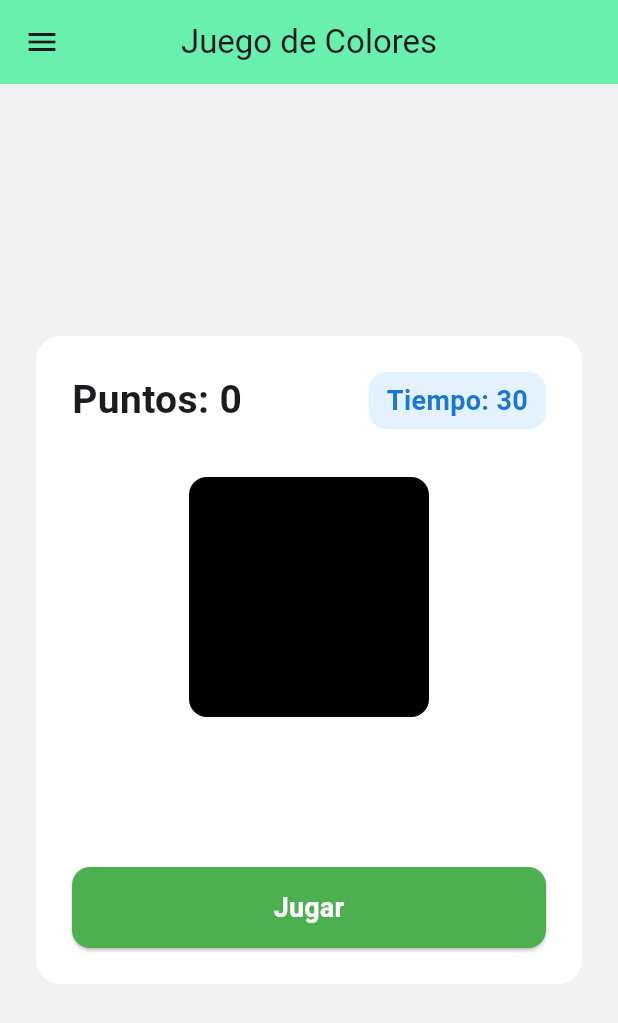
After one commit to Tr1stan21/FlutterProjects_JavierTristanChaconDominguez, a Flutter app: the RandomColors screen opened directly, on a phone screen of 412 x 824 dp. The commit adds this screen. Shown: the top 1023 px of the screen. Run offline on Flutter 3.47's test engine with Material 3 defaults, Android fonts, the light colour scheme and no system bars; our stand-ins replace google_fonts, readmore.

Commit message:
entrada 12

```diff
--- /dev/null
+++ b/lib/screens/ejercicios/ejercicio12.dart
@@ -0,0 +1,258 @@
+import 'package:flutter/material.dart';
+import 'package:ejercicios_flutter/utils/side_menu.dart';
+import 'package:ejercicios_flutter/utils/custom_app_bar.dart';
+import 'dart:math';
+import 'dart:async';
+
+class RandomColors extends StatefulWidget {
+  const RandomColors({super.key});
+
+  @override
+  State<RandomColors> createState() => _RandomColors();
+}
+
+class _RandomColors extends State<RandomColors> {
+  int points = 0;
+  int timeLeft = 30;
+  Timer? gameTimer;
+  late String randomName;
+  late Color randomColor;
+  bool isPlaying = false;
+
+  var colorNames = ['azul', 'verde', 'naranja'];
+  var colorHex = [
+    const Color(0xFF0000FF),
+    const Color(0xFF00FF00),
+    const Color(0xFFFF914D),
+  ];
+
+  @override
+  void initState() {
+    super.initState();
+    randomColor = Colors.black;
+    randomName = '';
+    points = 0;
+    timeLeft = 30;
+    isPlaying = false;
+  }
+
+  @override
+  void dispose() {
+    gameTimer?.cancel();
+    super.dispose();
+  }
+
+  void startGame() {
+    points = 0;
+    timeLeft = 30;
+    isPlaying = true;
+
+    getRandomColor();
+    getRandomName();
+
+    gameTimer?.cancel();
+    timer();
+
+    setState(() {});
+  }
+
+  void showGameOverDialog() {
+    showDialog(
+      context: context,
+      barrierDismissible: false,
+      builder: (context) {
+        return AlertDialog(
+          title: const Text('Fin de la partida'),
+          content: Text('Puntuación: $points'),
+          actions: [
+            TextButton(
+              onPressed: () {
+                Navigator.of(context).pop();
+                gameTimer?.cancel();
+                setState(() {
+                  isPlaying = false;
+                  points = 0;
+                  timeLeft = 30;
+                  randomColor = Colors.black;
+                  randomName = '';
+                });
+              },
+              child: const Text('Volver al inicio'),
+            ),
+          ],
+        );
+      },
+    );
+  }
+
+  void timer() {
+    gameTimer?.cancel();
+
+    gameTimer = Timer.periodic(const Duration(seconds: 1), (timer) {
+      timeLeft--;
+
+      if (timeLeft > 0) {
+        getRandomColor();
+        getRandomName();
+        setState(() {});
+      } else {
+        timer.cancel();
+        gameTimer = null;
+        isPlaying = false;
+        setState(() {});
+        showGameOverDialog();
+      }
+    });
+  }
+
+  @override
+  Widget build(BuildContext context) {
+    return Scaffold(
+      appBar: CustomAppBar.build('Juego de Colores'),
+      drawer: const SideMenu(),
+      backgroundColor: const Color(0xFFF2F2F2),
+      body: Center(
+        child: Padding(
+          padding: const EdgeInsets.symmetric(horizontal: 24.0),
+          child: Container(
+            padding: const EdgeInsets.all(24.0),
+            decoration: BoxDecoration(
+              color: Colors.white,
+              borderRadius: BorderRadius.circular(16),
+            ),
+            child: Column(
+              mainAxisSize: MainAxisSize.min,
+              children: [
+                // Puntos y tiempo
+                Row(
+                  mainAxisAlignment: MainAxisAlignment.spaceBetween,
+                  children: [
+                    Text(
+                      'Puntos: $points',
+                      style: const TextStyle(
+                        fontWeight: FontWeight.bold,
+                        fontSize: 26,
+                      ),
+                    ),
+                    Container(
+                      padding: const EdgeInsets.symmetric(
+                        horizontal: 12,
+                        vertical: 6,
+                      ),
+                      decoration: BoxDecoration(
+                        color: timeLeft > 5
+                            ? const Color.fromRGBO(227, 242, 253, 1)
+                            : const Color.fromRGBO(255, 235, 238, 1),
+                        borderRadius: BorderRadius.circular(12),
+                      ),
+                      child: Text(
+                        'Tiempo: $timeLeft',
+                        style: TextStyle(
+                          fontSize: 18,
+                          fontWeight: FontWeight.w600,
+                          color: timeLeft > 5
+                              ? const Color.fromRGBO(25, 118, 210, 1)
+                              : const Color.fromRGBO(211, 47, 47, 1),
+                        ),
+                      ),
+                    ),
+                  ],
+                ),
+                const SizedBox(height: 32),
+                // Zona de juego
+                GestureDetector(
+                  onTap: () {
+                    onGiftTap(randomName, randomColor);
+                  },
+                  child: Column(
+                    children: [
+                      Container(
+                        width: 160,
+                        height: 160,
+                        decoration: BoxDecoration(
+                          color: randomColor,
+                          borderRadius: BorderRadius.circular(12),
+                          border: Border.all(color: Colors.black, width: 1),
+                        ),
+                      ),
+                      const SizedBox(height: 16),
+                      Text(
+                        randomName,
+                        style: TextStyle(
+                          color: isPlaying ? Colors.black87 : randomColor,
+                          fontSize: 42,
+                          fontWeight: FontWeight.bold,
+                          letterSpacing: 1.2,
+                        ),
+                      ),
+                      const SizedBox(height: 24),
+                      AnimatedOpacity(
+                        opacity: isPlaying ? 0.0 : 1.0,
+                        duration: const Duration(milliseconds: 250),
+                        child: SizedBox(
+                          width: double.infinity,
+                          child: ElevatedButton(
+                            style: ElevatedButton.styleFrom(
+                              backgroundColor: Colors.green,
+                              padding: const EdgeInsets.symmetric(vertical: 14),
+                              shape: RoundedRectangleBorder(
+                                borderRadius: BorderRadius.circular(12),
+                              ),
+                            ),
+                            onPressed: isPlaying ? null : startGame,
+                            child: const Text(
+                              'Jugar',
+                              style: TextStyle(
+                                fontSize: 18,
+                                fontWeight: FontWeight.bold,
+                                color: Colors.white,
+                              ),
+                            ),
+                          ),
+                        ),
+                      ),
+                    ],
+                  ),
+                ),
+              ],
+            ),
+          ),
+        ),
+      ),
+    );
+  }
+
+  void getRandomColor() {
+    Random random = Random();
+    int randomNumber = random.nextInt(3);
+    randomColor = colorHex[randomNumber];
+  }
+
+  void getRandomName() {
+    Random random = Random();
+    int randomNumber = random.nextInt(3);
+    randomName = colorNames[randomNumber];
+  }
+
+  String hexToStringConverter(Color hexColor) {
+    if (hexColor == const Color(0xFF0000FF)) {
+      return 'azul';
+    } else if (hexColor == const Color(0xFF00FF00)) {
+      return 'verde';
+    } else {
+      return 'naranja';
+    }
+  }
+
+  void onGiftTap(String name, Color color) {
+    if (!isPlaying) return;
+
+    var colorToString = hexToStringConverter(color);
+    if (name == colorToString) {
+      points++;
+    } else {
+      points--;
+    }
+    setState(() {});
+  }
+}
```
Also changed, not shown: lib/utils/side_menu.dart (+27 -13 lines).
